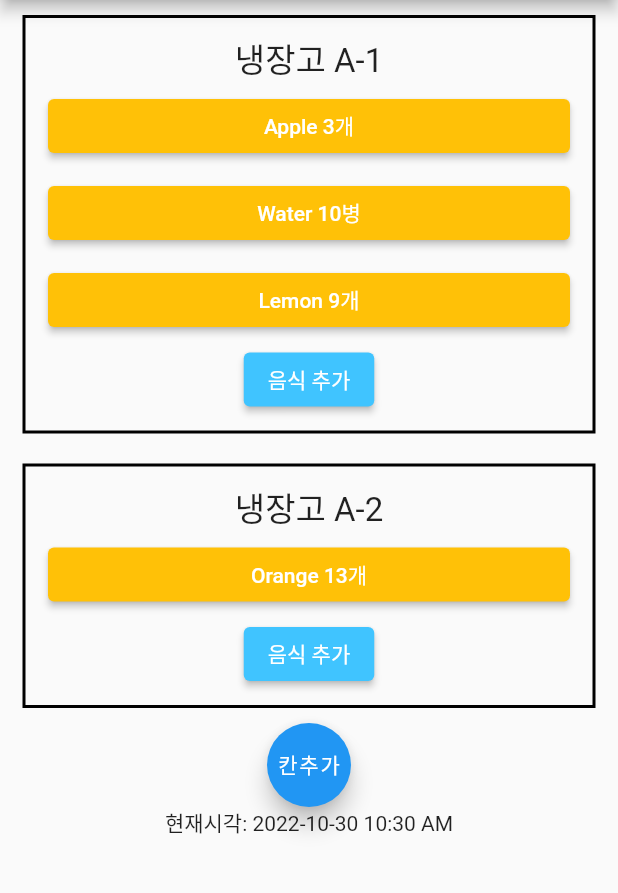
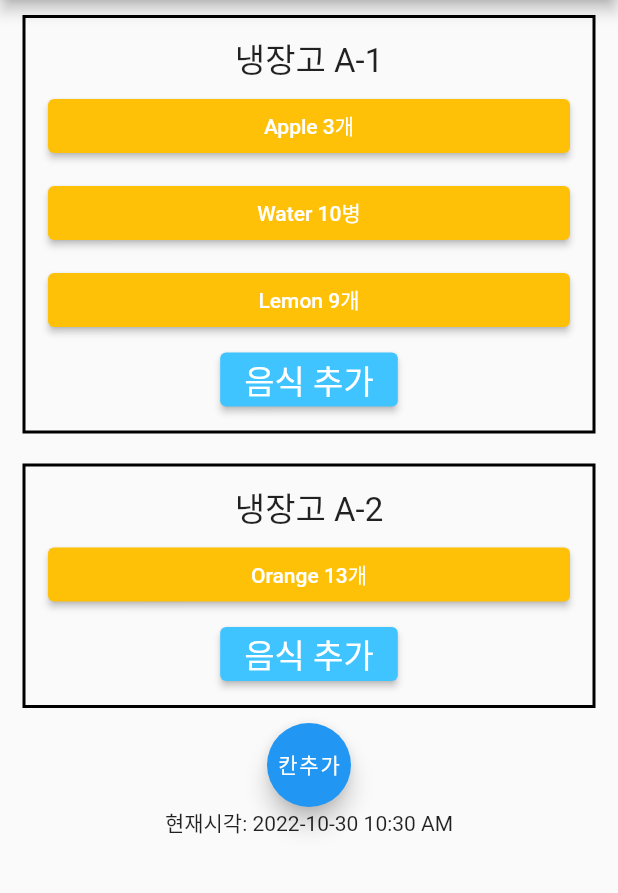
Before and after one commit to simuing/my_fridge, a Flutter app: the screen it shows after launch, on a phone screen of 412 x 824 dp, the part 84-977 px from its top. Run offline on Flutter 3.47's test engine with Material 2 defaults, Android fonts, the light colour scheme and no system bars.

Commit message:
Feature: update fridge text

```diff
--- a/lib/fridge/fridge_space.dart
+++ b/lib/fridge/fridge_space.dart
@@ -32,7 +32,10 @@ class FridgeSpace extends StatelessWidget {
                 quantities: item['quantities']);
           }),
           ElevatedButton(
-            child: Text('음식 추가'),
+            child: Text(
+              '음식 추가',
+              style: TextStyle(fontSize: 22)
+            ),
             onPressed: () => print('click +'),
             style: ButtonStyle(
               backgroundColor: MaterialStatePropertyAll<Color>(
```
